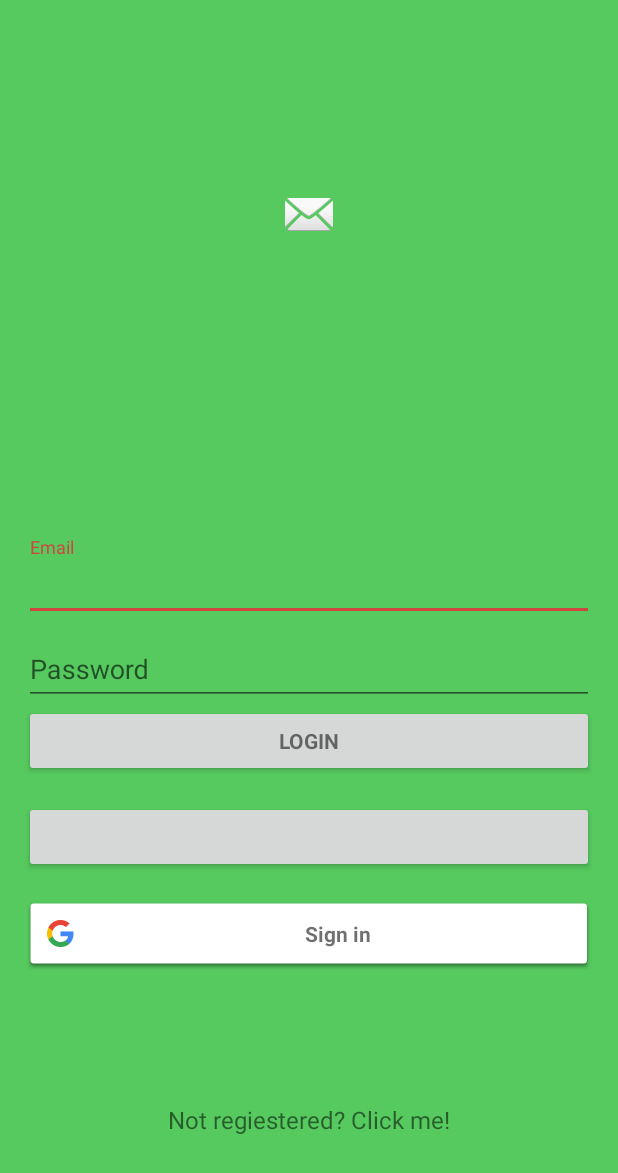
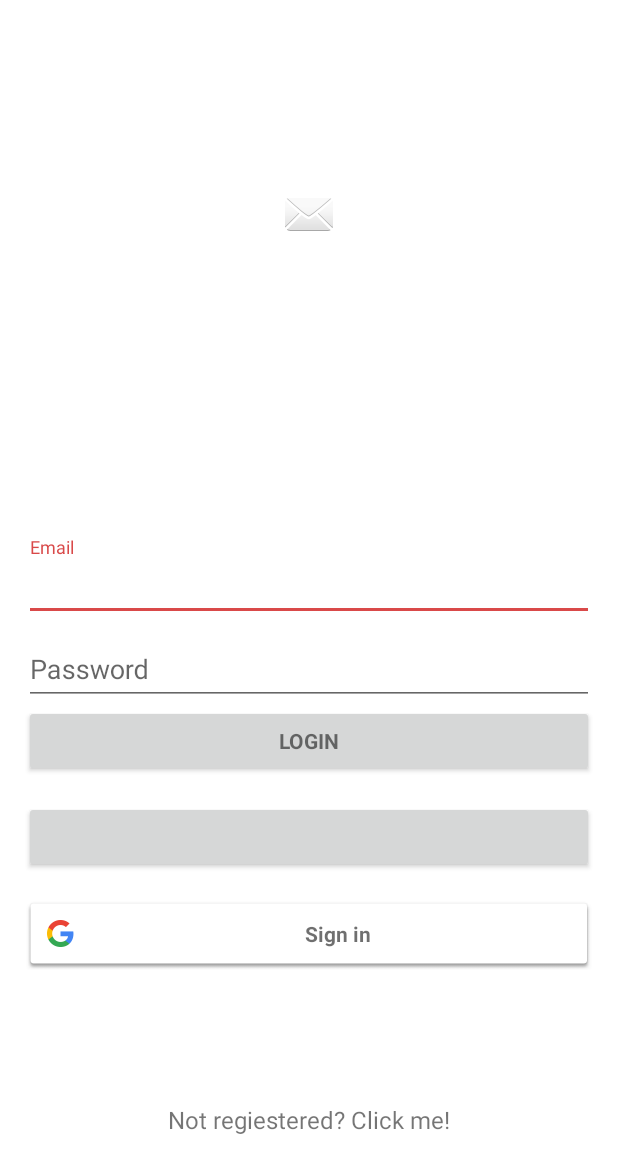
Before and after one commit to ChenlongZ/FollowUp, an Android app: the screen it shows after launch (LoginActivity), on a phone screen of 412 x 824 dp. Shown: the top 1173 px of the screen. Run offline under Robolectric (Android 15) with nearby library versions, the phone set to English and light mode, and no system bars; our stand-ins replace ButterKnife, Firebase (no records; nobody signed in at launch, a user with empty details on screens opened directly); libraries missing offline, so code that uses them is left out: com.facebook, com.facebook.login; plain views replace LoginButton; 3 statements that could not run were skipped.

Commit message:
some styling and refactoring

```diff
--- a/app/src/main/java/com/followitupapp/followitup/login/LoginActivity.java
+++ b/app/src/main/java/com/followitupapp/followitup/login/LoginActivity.java
@@ -32,6 +32,7 @@ import android.widget.Button;
 import android.widget.DatePicker;
 import android.widget.EditText;
 import android.widget.LinearLayout;
+import android.widget.ProgressBar;
 import android.widget.Switch;
 import android.widget.TextView;
 import android.widget.Toast;
@@ -120,17 +121,26 @@ public class LoginActivity extends AppCompatActivity implements LoaderCallbacks<
     Switch userGenderSwitch;
     @BindView(R.id.login_signup_container)
     LinearLayout loginSignUpContainer;
+    @BindView(R.id.app_logo_container)
+    LinearLayout logoContainer;
+    @BindView(R.id.bottom_container)
+    LinearLayout bottomContainer;
+    @BindView(R.id.login_spinner)
+    ProgressBar loginSpinner;
 
     @Override
     protected void onCreate(Bundle savedInstanceState) {
         super.onCreate(savedInstanceState);
         setContentView(R.layout.activity_login);
 
+        // inject views
+        ButterKnife.bind(this);
+
         // hide action bar
         getSupportActionBar().hide();
 
-        // inject views
-        ButterKnife.bind(this);
+        // TODO: show spinner or splash screen
+        showLoading(true);
 
         // Firebase realtime database
         mUserReference = FirebaseDatabase.getInstance().getReference().child("users");
@@ -157,6 +167,8 @@ public class LoginActivity extends AppCompatActivity implements LoaderCallbacks<
                     mUserListChangeSingleListener.setUser(user);
                     mUserReference.addListenerForSingleValueEvent(mUserListChangeSingleListener);
                 } else {
+                    // TODO: show login items
+                    showLoading(false);
                     Log.d(TAG, "onAuthStateChanged:signed_out");
                 }
             }
@@ -170,6 +182,7 @@ public class LoginActivity extends AppCompatActivity implements LoaderCallbacks<
                     String email = mEmailView.getText().toString().trim();
                     String password = mPasswordView.getText().toString().trim();
                     if (checkEmailPassword(email, password)) {
+                        showLoading(true);
                         mFirebaseAuth.signInWithEmailAndPassword(email, password)
                                 .addOnCompleteListener(LoginActivity.this, new FireBaseListener("Email/Pass"));
                         return true;
@@ -189,6 +202,7 @@ public class LoginActivity extends AppCompatActivity implements LoaderCallbacks<
                 if (!checkEmailPassword(email, password)) {
                     return;
                 }
+                showLoading(true);
                 if (btnText.equals(action_sign_in)) {
                     mFirebaseAuth.signInWithEmailAndPassword(email, password)
                             .addOnCompleteListener(LoginActivity.this, new FireBaseListener("Email/Pass"));
@@ -200,6 +214,7 @@ public class LoginActivity extends AppCompatActivity implements LoaderCallbacks<
                                     if (!task.isSuccessful()) {
                                         Log.e(TAG, "User sign up failed: ", task.getException());
                                         Toast.makeText(LoginActivity.this, task.getException().getMessage(), Toast.LENGTH_SHORT).show();
+                                        showLoading(false);
                                     } else {
                                         Toast.makeText(LoginActivity.this, "Sign up successful", Toast.LENGTH_SHORT).show();
                                         mFirebaseAuth.signInWithEmailAndPassword(email, password);
@@ -212,6 +227,12 @@ public class LoginActivity extends AppCompatActivity implements LoaderCallbacks<
 
         // FB login
         callbackManager = CallbackManager.Factory.create();
+        fbLogin.setOnClickListener(new OnClickListener() {
+            @Override
+            public void onClick(View v) {
+                showLoading(true);
+            }
+        });
         fbLogin.registerCallback(callbackManager, new FacebookCallback<LoginResult>() {
             @Override
             public void onSuccess(LoginResult loginResult) {
@@ -250,10 +271,18 @@ public class LoginActivity extends AppCompatActivity implements LoaderCallbacks<
         gLogin.setOnClickListener(new OnClickListener() {
             @Override
             public void onClick(View v) {
+                showLoading(true);
                 Intent signInIntent = Auth.GoogleSignInApi.getSignInIntent(googleApiClient);
                 startActivityForResult(signInIntent, RC_SIGN_IN);
             }
         });
+    }
+
+    private void showLoading(boolean loading) {
+        loginSpinner.setVisibility(loading ? View.VISIBLE : View.GONE);
+        loginSignUpContainer.setVisibility(loading ? View.GONE : View.VISIBLE);
+        logoContainer.setVisibility(loading ? View.GONE : View.VISIBLE);
+        bottomContainer.setVisibility(loading ? View.GONE : View.VISIBLE);
     }
 
     private boolean checkEmailPassword(String email, String password) {
@@ -328,6 +357,7 @@ public class LoginActivity extends AppCompatActivity implements LoaderCallbacks<
         @Override
         public void onComplete(@NonNull Task task) {
             if (!task.isSuccessful()) {
+                showLoading(false);
                 Log.e(TAG, "Sign in with " + greetings + " failed: ", task.getException());
                 Toast.makeText(LoginActivity.this, task.getException().getMessage(), Toast.LENGTH_SHORT).show();
             }
--- a/app/src/main/res/layout/activity_login.xml
+++ b/app/src/main/res/layout/activity_login.xml
@@ -2,7 +2,7 @@
     xmlns:tools="http://schemas.android.com/tools"
     android:layout_width="match_parent"
     android:layout_height="match_parent"
-    android:gravity="center_horizontal"
+    android:gravity="center"
     android:orientation="vertical"
     android:paddingBottom="@dimen/activity_vertical_margin"
     android:paddingLeft="@dimen/activity_horizontal_margin"
@@ -10,6 +10,14 @@
     android:paddingTop="@dimen/activity_vertical_margin"
     android:background="@color/loginActivityBackground"
     tools:context="com.followitupapp.followitup.login.LoginActivity">
+
+    <ProgressBar
+        android:id="@+id/login_spinner"
+        android:layout_width="wrap_content"
+        android:layout_height="wrap_content"
+        style="?android:attr/progressBarStyleLarge"
+        android:visibility="gone">
+    </ProgressBar>
 
     <LinearLayout
         android:id="@+id/app_logo_container"
--- a/app/src/main/res/values/colors.xml
+++ b/app/src/main/res/values/colors.xml
@@ -5,5 +5,5 @@
     <color name="colorAccent">#f0d73e3e</color>
 
     <color name="inputSlot">#a2383838</color>
-    <color name="loginActivityBackground">#56c95f</color>
+    <color name="loginActivityBackground">#ffffff</color>
 </resources>
```
